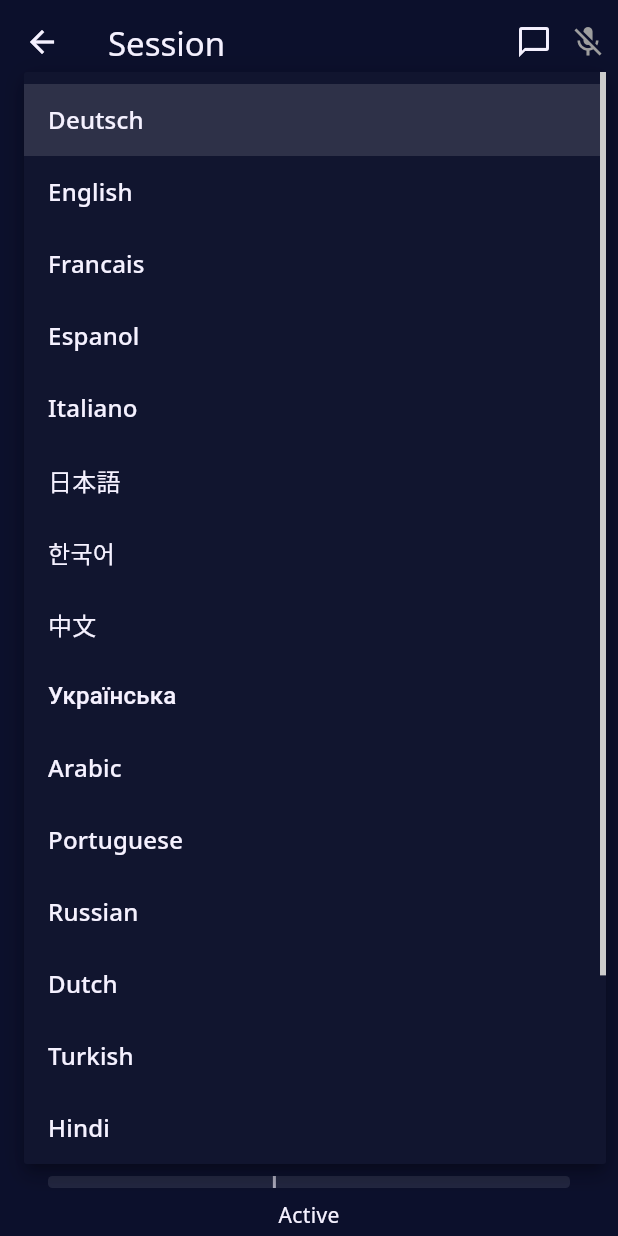
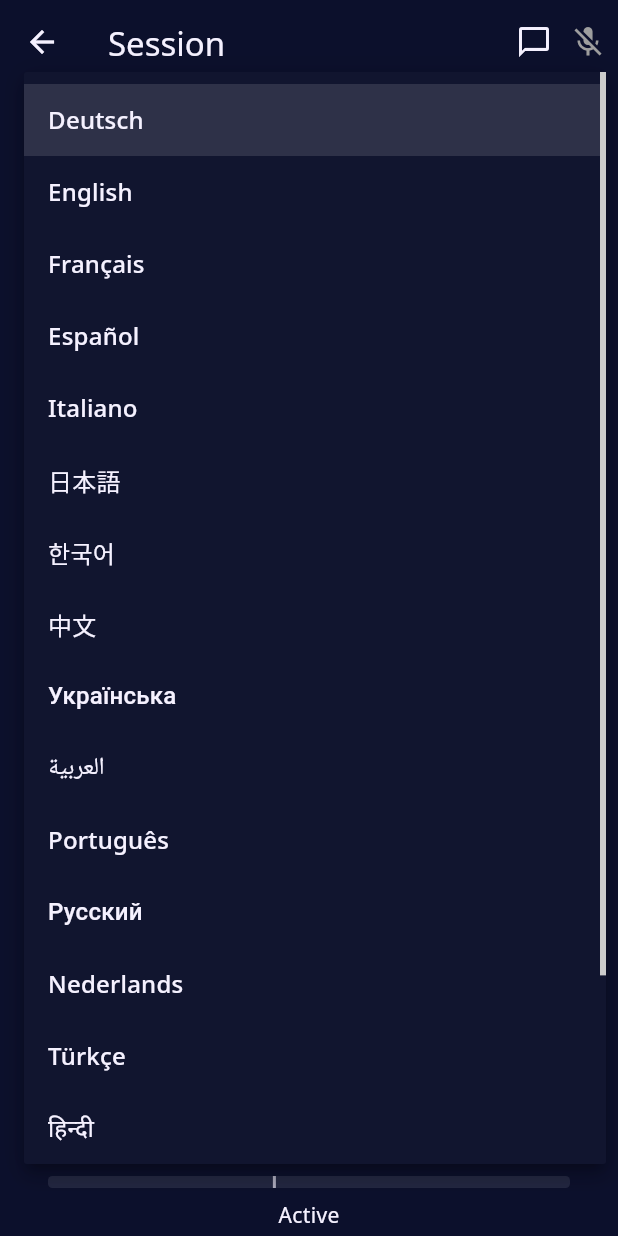
Before and after one commit to Loggableim/snail-translate, a Flutter app: the SessionScreen screen opened by its route, after a tap on "Deutsch", on a phone screen of 412 x 824 dp. Run offline on Flutter 3.47's test engine with Material 3 defaults, Android fonts, the phone set to English and light mode, and no system bars; our stand-ins replace flutter_secure_storage, package_info_plus, qr_flutter, shared_preferences, wakelock_plus; missing offline and left inert: flutter_webrtc, mobile_scanner, msgpack_dart; accounts and stored records are empty; generated files the repository leaves out were written again.

Commit message:
use endonyms for language labels

```diff
--- a/flutter_app/lib/screens/session_screen.dart
+++ b/flutter_app/lib/screens/session_screen.dart
@@ -140,22 +140,22 @@ class _SessionScreenState extends State<SessionScreen>
   static const _languageLabels = <String, String>{
     'de': 'Deutsch',
     'en': 'English',
-    'fr': 'Francais',
-    'es': 'Espanol',
+    'fr': 'Français',
+    'es': 'Español',
     'it': 'Italiano',
     'ja': '日本語',
     'ko': '한국어',
     'zh': '中文',
     'uk': 'Українська',
-    'ar': 'Arabic',
-    'pt': 'Portuguese',
-    'ru': 'Russian',
-    'nl': 'Dutch',
-    'tr': 'Turkish',
-    'hi': 'Hindi',
-    'vi': 'Vietnamese',
-    'pl': 'Polish',
-    'sv': 'Swedish',
+    'ar': 'العربية',
+    'pt': 'Português',
+    'ru': 'Русский',
+    'nl': 'Nederlands',
+    'tr': 'Türkçe',
+    'hi': 'हिन्दी',
+    'vi': 'Tiếng Việt',
+    'pl': 'Polski',
+    'sv': 'Svenska',
   };
 
   static const _fishVoices = <String, String>{
```
